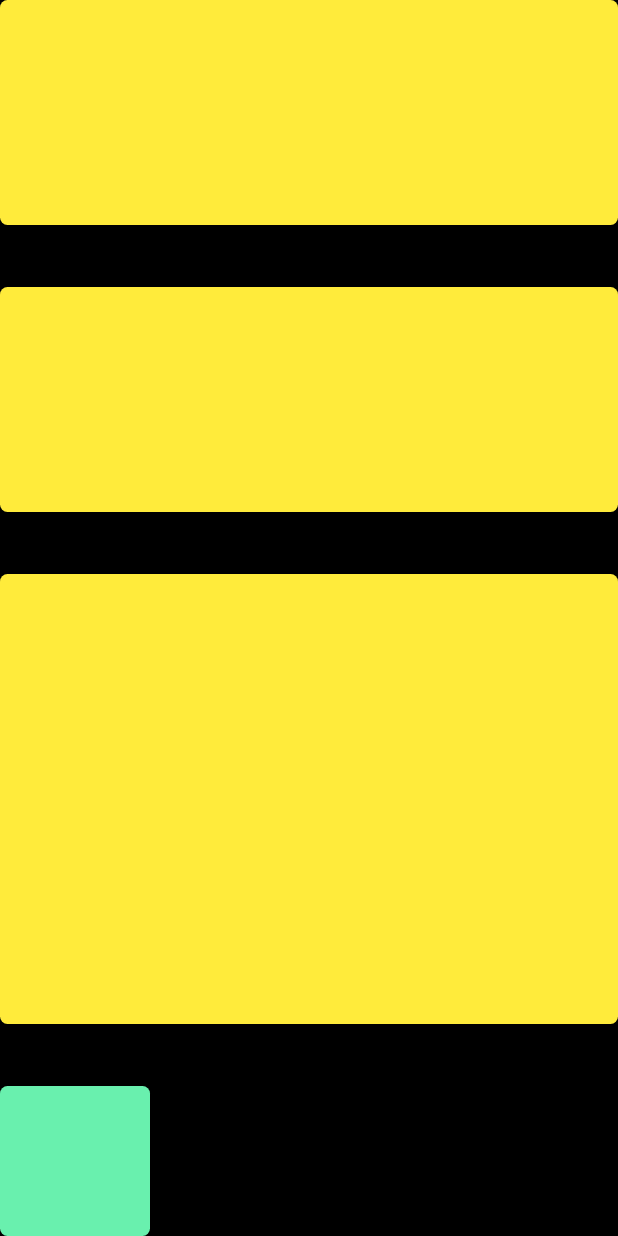
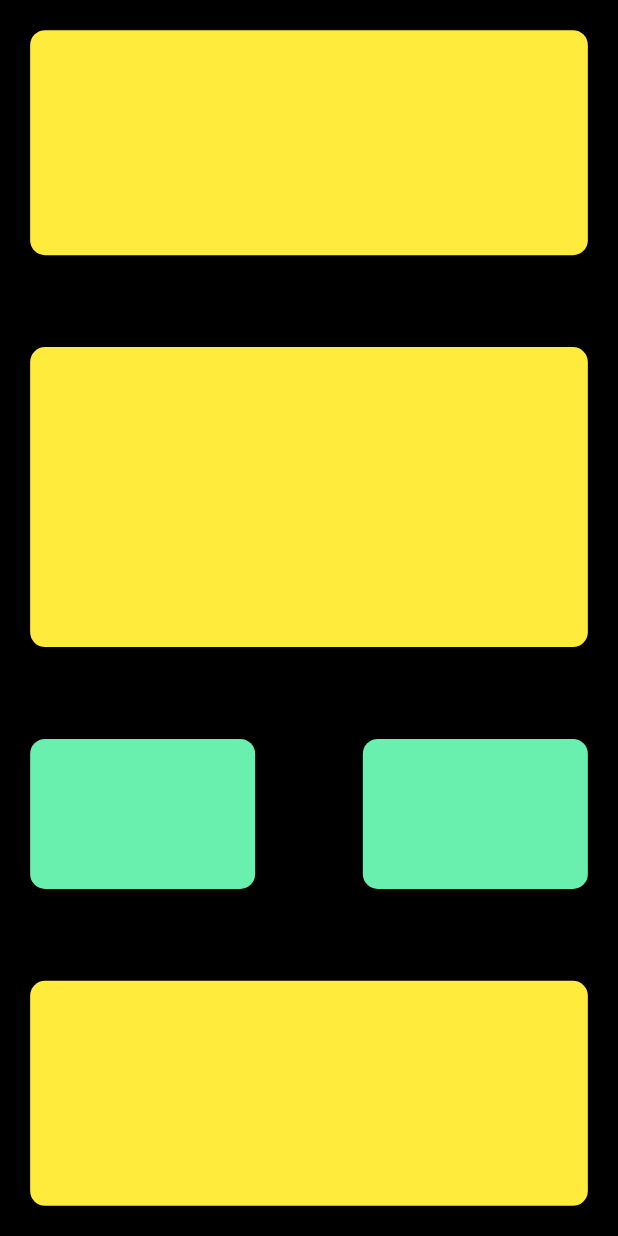
Before and after one commit to Chamara-Dilshan/my_first_app, a Flutter app: the screen it shows after launch, on a phone screen of 412 x 824 dp. Run offline on Flutter 3.47's test engine with Material 3 defaults, Android fonts, the phone set to English and light mode, and no system bars.

Commit message:
tested column row

```diff
--- a/lib/main.dart
+++ b/lib/main.dart
@@ -14,7 +14,9 @@ class MyApp extends StatelessWidget {
       home: SafeArea(
         child: Scaffold(
           backgroundColor: Colors.black,
-          body: Column(
+          body: Padding(
+            padding: const EdgeInsets.all(20.10),
+            child: Column(
               mainAxisAlignment: MainAxisAlignment.spaceBetween,
               children: [
                 Container(
@@ -22,37 +24,48 @@ class MyApp extends StatelessWidget {
                   width: double.infinity,
                   decoration: BoxDecoration(
                     color: Colors.yellow,
-                  borderRadius: BorderRadius.circular(5),
+                    borderRadius: BorderRadius.circular(10),
                   ),
+                ),
+                Container(
+                  height: 200,
+                  width: double.infinity,
+                  decoration: BoxDecoration(
+                    color: Colors.yellow,
+                    borderRadius: BorderRadius.circular(10),
+                  ),
+                ),
+                Row(
+                  mainAxisAlignment: MainAxisAlignment.spaceBetween,
+                  children: [
+                    Container(
+                      width: 150,
+                      height: 100,
+                      decoration: BoxDecoration(
+                        color: Colors.greenAccent,
+                        borderRadius: BorderRadius.circular(10),
+                      ),
+                    ),
+                    Container(
+                      width: 150,
+                      height: 100,
+                      decoration: BoxDecoration(
+                        color: Colors.greenAccent,
+                        borderRadius: BorderRadius.circular(10),
+                      ),
+                    )
+                  ],
                 ),
                 Container(
                   height: 150,
                   width: double.infinity,
                   decoration: BoxDecoration(
                     color: Colors.yellow,
-                  borderRadius: BorderRadius.circular(5),
+                    borderRadius: BorderRadius.circular(10),
                   ),
                 ),
-              Container(
-                height: 300,
-                width: double.infinity,
-                decoration: BoxDecoration(
-                  color: Colors.yellow,
-                  borderRadius: BorderRadius.circular(5),
+              ],
             ),
-              ),
-              Row(
-                children: [
-                  Container(
-                    width: 100,
-                    height: 100,
-                    decoration: BoxDecoration(
-                        color: Colors.greenAccent,
-                        borderRadius: BorderRadius.circular(5)),
-                  )
-                ],
-              )
-            ],
           ),
         ),
       ),
```
Lines whose indentation alone changed are shown as unchanged.
